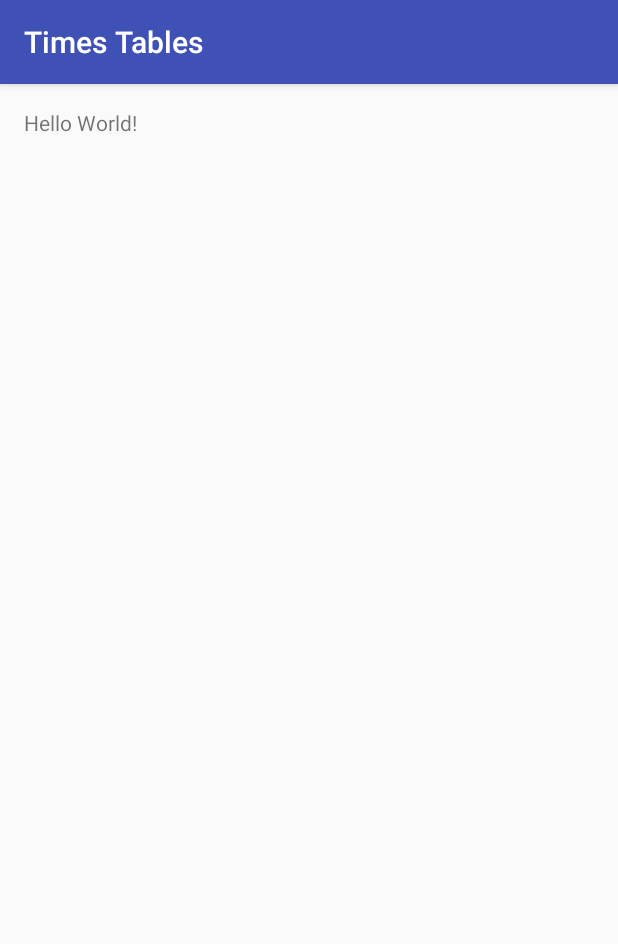
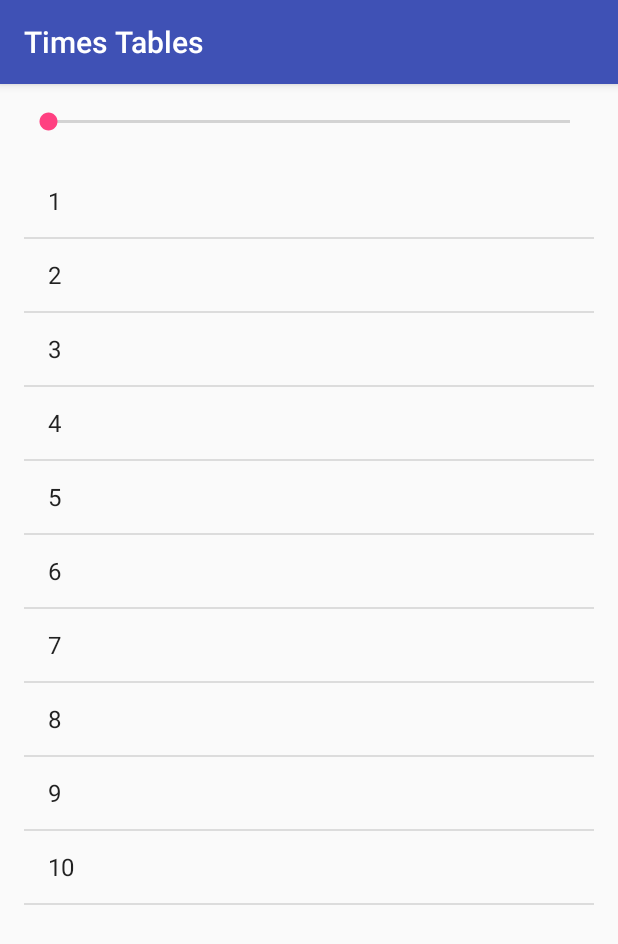
Before and after one commit to cenkerdemir/UdemyAndroid, an Android app: the screen it shows after launch (MainActivity), on a phone screen of 412 x 824 dp. Shown: the top 944 px of the screen. Run offline under Robolectric (Android 15) with nearby library versions, the phone set to English and light mode, and no system bars.

Commit message:
times tables app - working

```diff
--- a/TimesTables/app/src/main/java/com/cenkerdemir/timestables/MainActivity.java
+++ b/TimesTables/app/src/main/java/com/cenkerdemir/timestables/MainActivity.java
@@ -2,6 +2,11 @@ package com.cenkerdemir.timestables;
 
 import android.support.v7.app.AppCompatActivity;
 import android.os.Bundle;
+import android.widget.ArrayAdapter;
+import android.widget.ListView;
+import android.widget.SeekBar;
+
+import java.util.ArrayList;
 
 public class MainActivity extends AppCompatActivity {
 
@@ -9,5 +14,38 @@ public class MainActivity extends AppCompatActivity {
     protected void onCreate(Bundle savedInstanceState) {
         super.onCreate(savedInstanceState);
         setContentView(R.layout.activity_main);
+
+        SeekBar timesTablesSeekBar = (SeekBar) findViewById(R.id.seekBar);
+        timesTablesSeekBar.setMax(19);
+
+        int position = timesTablesSeekBar.getProgress() + 1;
+        showTimesTable(position);
+
+        timesTablesSeekBar.setOnSeekBarChangeListener(new SeekBar.OnSeekBarChangeListener() {
+            @Override
+            public void onProgressChanged(SeekBar seekBar, int i, boolean b) {
+                showTimesTable(i+1);
+            }
+
+            @Override
+            public void onStartTrackingTouch(SeekBar seekBar) {
+
+            }
+
+            @Override
+            public void onStopTrackingTouch(SeekBar seekBar) {
+
+            }
+        });
+    }
+
+    public void showTimesTable(int base) {
+        ArrayList<Integer> timesTableArrayList = new ArrayList<Integer>();
+        for (int i=0; i<10; i++ ) {
+            timesTableArrayList.add(base * (i + 1));
+        }
+        ArrayAdapter<Integer> arrayAdapter = new ArrayAdapter<Integer>(this, android.R.layout.simple_list_item_1, timesTableArrayList);
+        ListView timesTableListview = (ListView) findViewById(R.id.timesTableListView);
+        timesTableListview.setAdapter(arrayAdapter);
     }
 }
--- a/TimesTables/app/src/main/res/layout/activity_main.xml
+++ b/TimesTables/app/src/main/res/layout/activity_main.xml
@@ -10,8 +10,22 @@
     android:paddingTop="@dimen/activity_vertical_margin"
     tools:context="com.cenkerdemir.timestables.MainActivity">
 
-    <TextView
+    <SeekBar
         android:layout_width="wrap_content"
         android:layout_height="wrap_content"
-        android:text="Hello World!" />
+        android:layout_alignParentTop="true"
+        android:layout_alignParentLeft="true"
+        android:layout_alignParentStart="true"
+        android:id="@+id/seekBar"
+        android:layout_alignParentRight="true"
+        android:layout_alignParentEnd="true" />
+
+    <ListView
+        android:layout_width="match_parent"
+        android:layout_height="match_parent"
+        android:layout_below="@+id/seekBar"
+        android:layout_alignParentLeft="true"
+        android:layout_alignParentStart="true"
+        android:layout_marginTop="20dp"
+        android:id="@+id/timesTableListView" />
 </RelativeLayout>
```
Also changed, not shown: 1 other file.
